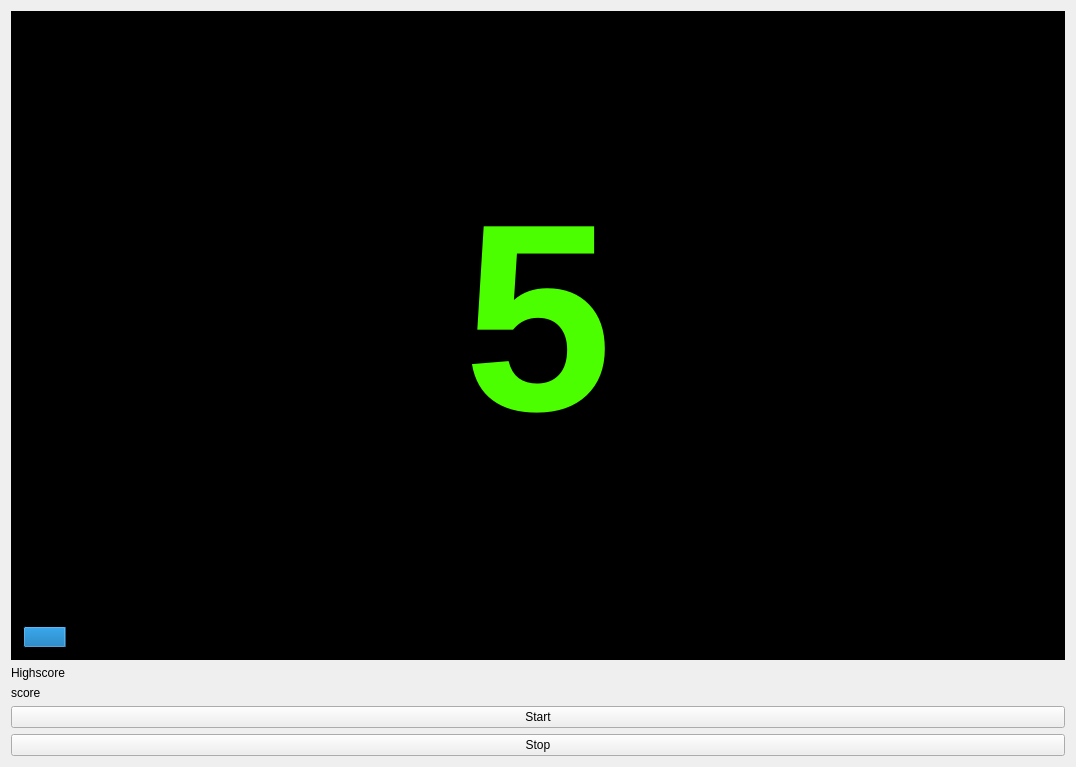
Qt form clapclap/clapclap/widget.ui (Zeotyn/clap-clap) before a commit.
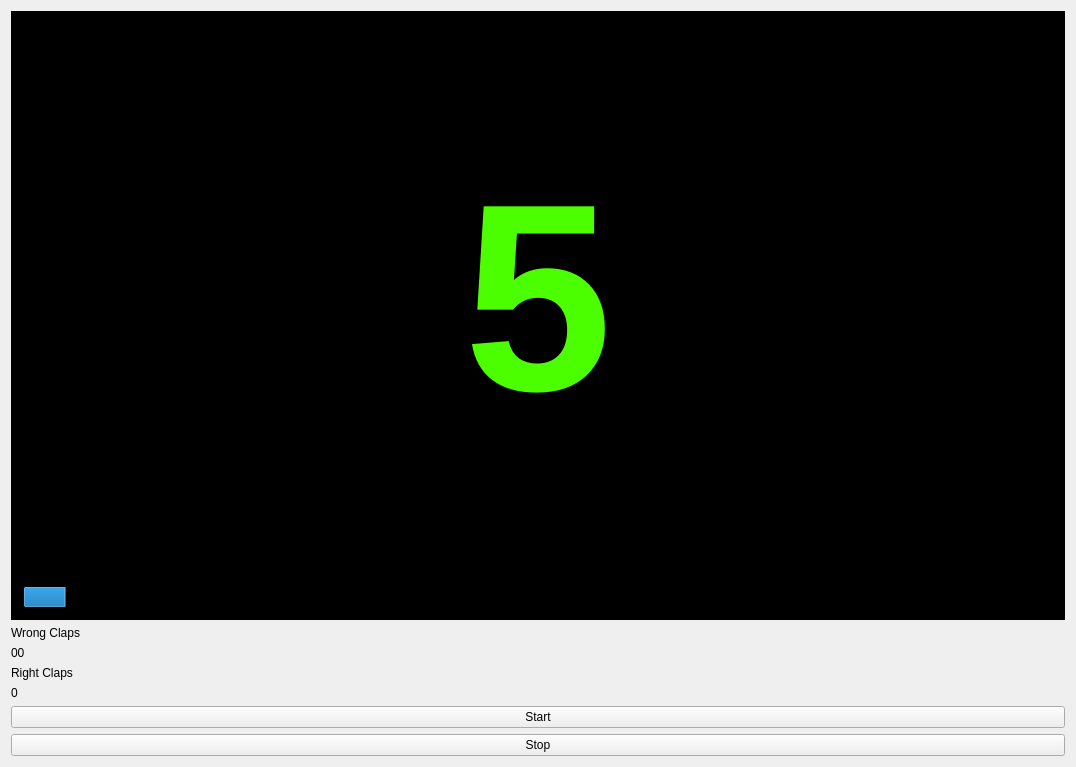
The same form after that commit.

Commit message: Added wrong/right Labels

Diff of the .ui file:
```diff
--- a/clapclap/clapclap/widget.ui
+++ b/clapclap/clapclap/widget.ui
@@ -96,7 +96,7 @@
       </sizepolicy>
      </property>
      <property name="text">
-      <string>Highscore</string>
+      <string>Wrong Claps</string>
      </property>
     </widget>
    </item>
@@ -109,7 +109,36 @@
       </sizepolicy>
      </property>
      <property name="text">
-      <string>score</string>
+      <string>00</string>
+     </property>
+    </widget>
+   </item>
+   <item>
+    <widget class="QLabel" name="highscoreLabel2">
+     <property name="enabled">
+      <bool>true</bool>
+     </property>
+     <property name="sizePolicy">
+      <sizepolicy hsizetype="Minimum" vsizetype="Maximum">
+       <horstretch>0</horstretch>
+       <verstretch>0</verstretch>
+      </sizepolicy>
+     </property>
+     <property name="text">
+      <string>Right Claps</string>
+     </property>
+    </widget>
+   </item>
+   <item>
+    <widget class="QLabel" name="wrongLabel">
+     <property name="sizePolicy">
+      <sizepolicy hsizetype="Preferred" vsizetype="Maximum">
+       <horstretch>0</horstretch>
+       <verstretch>0</verstretch>
+      </sizepolicy>
+     </property>
+     <property name="text">
+      <string>0</string>
      </property>
     </widget>
    </item>
```
Left out of the diff: 2 changed lines with no effect on the pictures. The commit also changes 2 other files.
